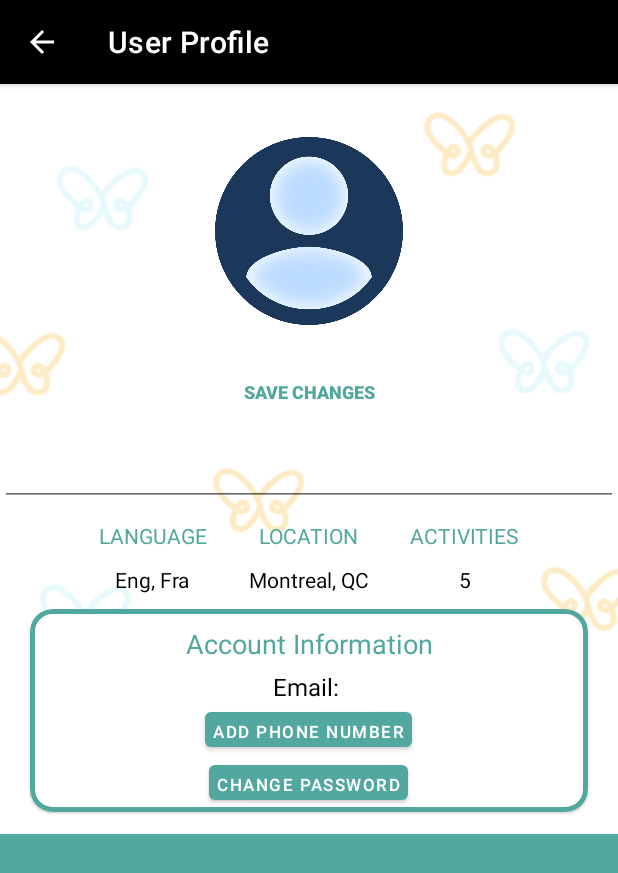
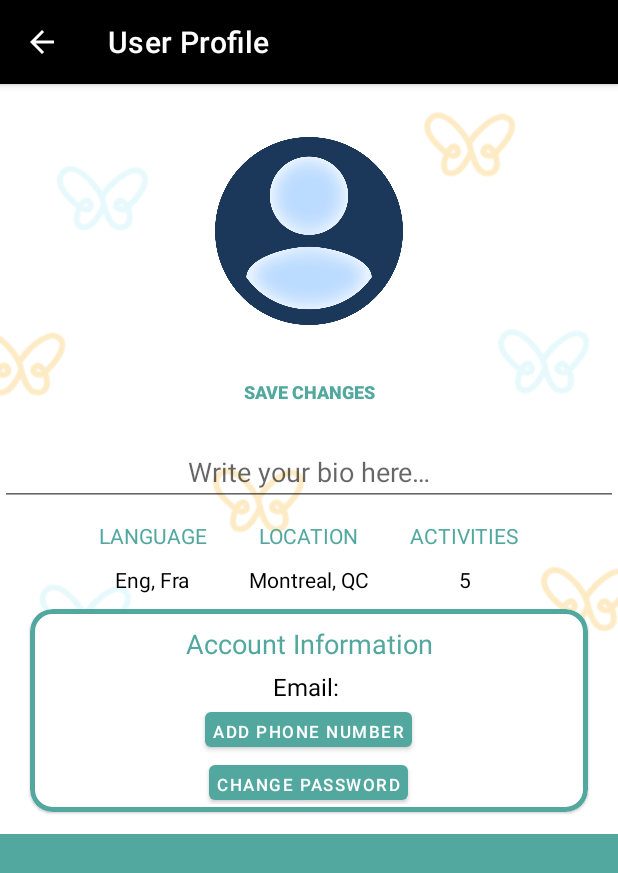
Before and after one commit to AC159/Soen-490-Papilio, an Android app: the UserProfileActivity screen opened directly, with no data from a screen before it, after a tap on "EDIT PROFILE", on a phone screen of 412 x 824 dp. Shown: the top 873 px of the screen. Run offline under Robolectric (Android 15) with nearby library versions, the phone set to English and light mode, and no system bars; our stand-ins replace Firebase (no records; nobody signed in at launch, a user with empty details on screens opened directly); libraries missing offline, so code that uses them is left out: com.github.dhaval2404.imagepicker; pictures from the network do not load; 1 statement that could not run was skipped.

Commit message:
Added hint for Bio EditText

```diff
--- a/app/src/main/res/layout/activity_user_profile.xml
+++ b/app/src/main/res/layout/activity_user_profile.xml
@@ -77,6 +77,7 @@
                     android:id="@+id/user_profile_bio_edit"
                     android:layout_width="match_parent"
                     android:layout_height="wrap_content"
+                    android:hint="@string/bio_edit_hint"
                     android:inputType="text"
                     android:maxLength="50"
                     android:textAlignment="center"
--- a/app/src/main/res/values/strings.xml
+++ b/app/src/main/res/values/strings.xml
@@ -131,5 +131,6 @@
     <string name="language_header">LANGUAGE</string>
     <string name="edit_profile_button_text">Edit Profile</string>
     <string name="example_full_name">John Doe</string>
-    <string name="bio_hint">Write your bio here…</string>
+    <string name="bio_hint">Your bio goes here!</string>
+    <string name="bio_edit_hint">Write your bio here…</string>
 </resources>
```
